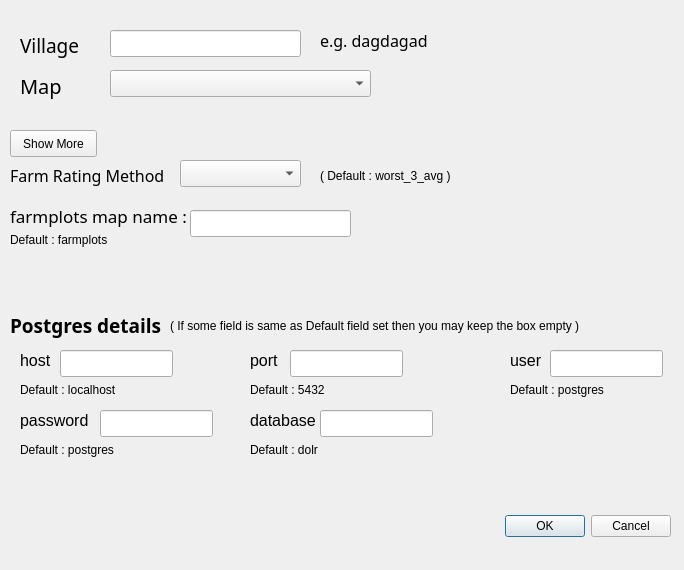
ShreyasKatdare/QGIS-plugins, file mover2/mover2_dialog_base.ui: the form before one commit.
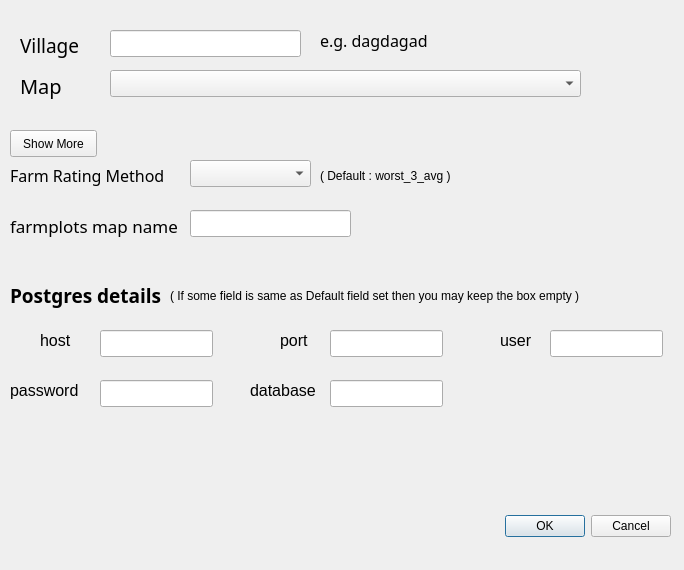
The form after the commit.

Patch:
```diff
--- a/mover2/mover2_dialog_base.ui
+++ b/mover2/mover2_dialog_base.ui
@@ -32,7 +32,7 @@
   <widget class="QComboBox" name="ratingCombo">
    <property name="geometry">
     <rect>
-     <x>180</x>
+     <x>190</x>
      <y>160</y>
      <width>121</width>
      <height>27</height>
@@ -127,7 +127,7 @@
     <rect>
      <x>110</x>
      <y>70</y>
-     <width>261</width>
+     <width>471</width>
      <height>27</height>
     </rect>
    </property>
@@ -175,7 +175,7 @@
    <property name="geometry">
     <rect>
      <x>10</x>
-     <y>200</y>
+     <y>210</y>
      <width>191</width>
      <height>31</height>
     </rect>
@@ -187,27 +187,14 @@
     </font>
    </property>
    <property name="text">
-    <string>farmplots map name :</string>
-   </property>
-  </widget>
-  <widget class="QLabel" name="label_20">
-   <property name="geometry">
-    <rect>
-     <x>10</x>
-     <y>230</y>
-     <width>131</width>
-     <height>19</height>
-    </rect>
-   </property>
-   <property name="text">
-    <string>Default : farmplots</string>
+    <string>farmplots map name </string>
    </property>
   </widget>
   <widget class="QLineEdit" name="lineEdit_host">
    <property name="geometry">
     <rect>
-     <x>60</x>
-     <y>350</y>
+     <x>100</x>
+     <y>330</y>
      <width>113</width>
      <height>27</height>
     </rect>
@@ -216,8 +203,8 @@
   <widget class="QLabel" name="label_6">
    <property name="geometry">
     <rect>
-     <x>250</x>
-     <y>350</y>
+     <x>280</x>
+     <y>330</y>
      <width>41</width>
      <height>21</height>
     </rect>
@@ -234,8 +221,8 @@
   <widget class="QLineEdit" name="lineEdit_port">
    <property name="geometry">
     <rect>
-     <x>290</x>
-     <y>350</y>
+     <x>330</x>
+     <y>330</y>
      <width>113</width>
      <height>27</height>
     </rect>
@@ -245,30 +232,17 @@
    <property name="geometry">
     <rect>
      <x>100</x>
-     <y>410</y>
+     <y>380</y>
      <width>113</width>
      <height>27</height>
     </rect>
    </property>
   </widget>
-  <widget class="QLabel" name="label_9">
-   <property name="geometry">
-    <rect>
-     <x>510</x>
-     <y>380</y>
-     <width>131</width>
-     <height>19</height>
-    </rect>
-   </property>
-   <property name="text">
-    <string>Default : postgres</string>
-   </property>
-  </widget>
   <widget class="QLabel" name="label_13">
    <property name="geometry">
     <rect>
-     <x>20</x>
-     <y>410</y>
+     <x>10</x>
+     <y>380</y>
      <width>71</width>
      <height>21</height>
     </rect>
@@ -282,24 +256,11 @@
     <string>password</string>
    </property>
   </widget>
-  <widget class="QLabel" name="label_15">
-   <property name="geometry">
-    <rect>
-     <x>20</x>
-     <y>440</y>
-     <width>131</width>
-     <height>19</height>
-    </rect>
-   </property>
-   <property name="text">
-    <string>Default : postgres</string>
-   </property>
-  </widget>
   <widget class="QLabel" name="label_4">
    <property name="geometry">
     <rect>
      <x>10</x>
-     <y>310</y>
+     <y>280</y>
      <width>171</width>
      <height>31</height>
     </rect>
@@ -319,8 +280,8 @@
   <widget class="QLabel" name="label_5">
    <property name="geometry">
     <rect>
-     <x>20</x>
-     <y>350</y>
+     <x>40</x>
+     <y>330</y>
      <width>41</width>
      <height>21</height>
     </rect>
@@ -334,24 +295,11 @@
     <string>host</string>
    </property>
   </widget>
-  <widget class="QLabel" name="label_7">
-   <property name="geometry">
-    <rect>
-     <x>20</x>
-     <y>380</y>
-     <width>131</width>
-     <height>19</height>
-    </rect>
-   </property>
-   <property name="text">
-    <string>Default : localhost</string>
-   </property>
-  </widget>
   <widget class="QLabel" name="label_10">
    <property name="geometry">
     <rect>
      <x>250</x>
-     <y>410</y>
+     <y>380</y>
      <width>71</width>
      <height>21</height>
     </rect>
@@ -368,8 +316,8 @@
   <widget class="QLineEdit" name="lineEdit_database">
    <property name="geometry">
     <rect>
-     <x>320</x>
-     <y>410</y>
+     <x>330</x>
+     <y>380</y>
      <width>113</width>
      <height>27</height>
     </rect>
@@ -379,7 +327,7 @@
    <property name="geometry">
     <rect>
      <x>170</x>
-     <y>310</y>
+     <y>280</y>
      <width>511</width>
      <height>31</height>
     </rect>
@@ -388,37 +336,11 @@
     <string>( If some field is same as Default field set then you may keep the box empty )</string>
    </property>
   </widget>
-  <widget class="QLabel" name="label_8">
-   <property name="geometry">
-    <rect>
-     <x>250</x>
-     <y>380</y>
-     <width>131</width>
-     <height>19</height>
-    </rect>
-   </property>
-   <property name="text">
-    <string>Default : 5432</string>
-   </property>
-  </widget>
-  <widget class="QLabel" name="label_14">
-   <property name="geometry">
-    <rect>
-     <x>250</x>
-     <y>440</y>
-     <width>131</width>
-     <height>19</height>
-    </rect>
-   </property>
-   <property name="text">
-    <string>Default : dolr</string>
-   </property>
-  </widget>
   <widget class="QLabel" name="label_11">
    <property name="geometry">
     <rect>
-     <x>510</x>
-     <y>350</y>
+     <x>500</x>
+     <y>330</y>
      <width>41</width>
      <height>21</height>
     </rect>
@@ -436,7 +358,7 @@
    <property name="geometry">
     <rect>
      <x>550</x>
-     <y>350</y>
+     <y>330</y>
      <width>113</width>
      <height>27</height>
     </rect>
```
